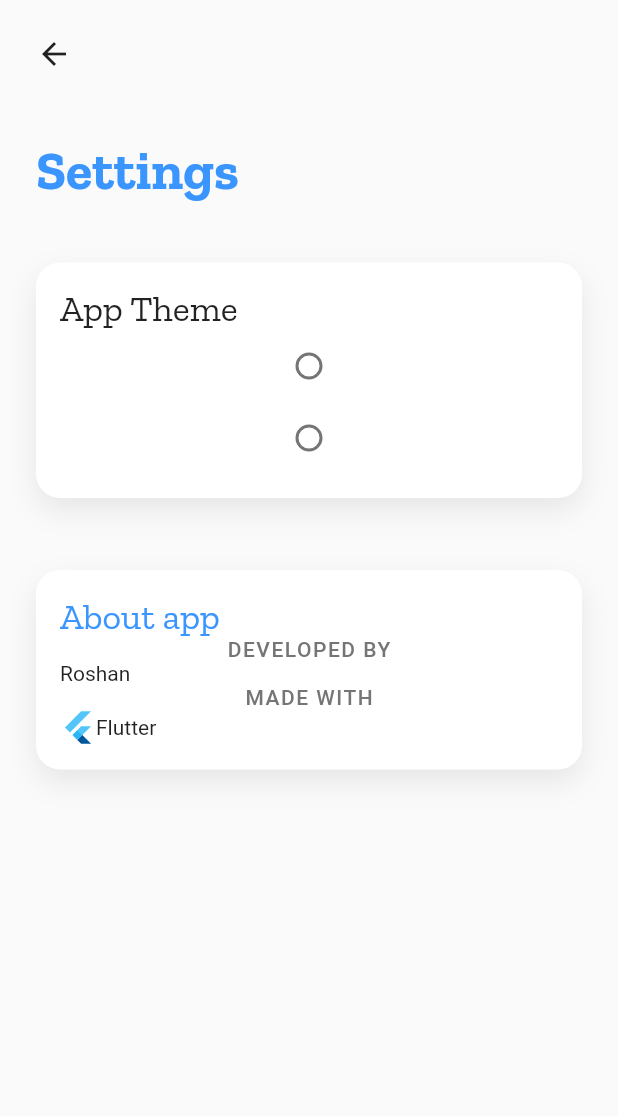
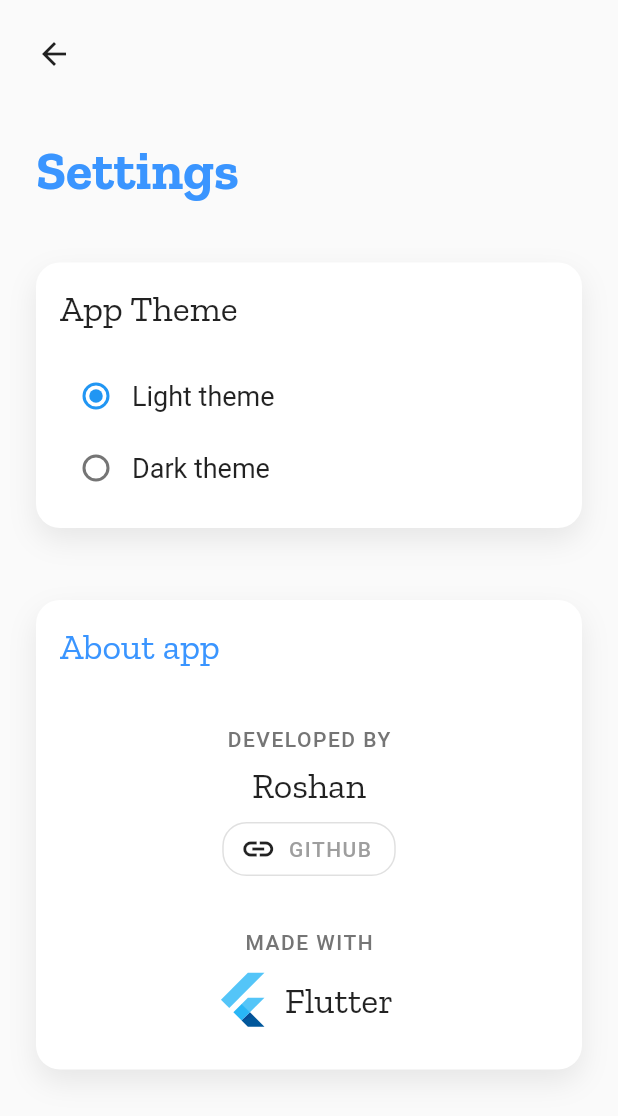
Before and after one commit to roshanrahman/flutter-notes-app, a Flutter app: the SettingsPage screen opened directly, on a phone screen of 412 x 824 dp. Shown: the top 1116 px of the screen. Run offline on Flutter 3.47's test engine with Material 2 defaults, Android fonts, the phone set to English and light mode, and no system bars; our stand-ins replace outline_material_icons, sqflite; accounts and stored records are empty; project files that could hold a hidden picture were left out.

Commit message:
Pushed from computer

```diff
--- a/lib/data/theme.dart
+++ b/lib/data/theme.dart
@@ -4,4 +4,5 @@ Color primaryColor = Color.fromARGB(255, 58, 149, 255);
 Color reallyLightGrey = Colors.grey.withAlpha(25);
 ThemeData appThemeLight =
     ThemeData.light().copyWith(primaryColor: primaryColor);
-ThemeData appThemeDark = ThemeData.dark().copyWith(primaryColor: Colors.white);
+ThemeData appThemeDark = ThemeData.dark()
+    .copyWith(primaryColor: Colors.white, toggleableActiveColor: primaryColor);
--- a/lib/screens/settings.dart
+++ b/lib/screens/settings.dart
@@ -3,15 +3,27 @@ import 'package:flutter/painting.dart';
 import 'package:outline_material_icons/outline_material_icons.dart';
 
 class SettingsPage extends StatefulWidget {
+  Function(Brightness brightness) changeTheme;
   SettingsPage({Key key, Function(Brightness brightness) changeTheme})
-      : super(key: key);
+      : super(key: key) {
+    this.changeTheme = changeTheme;
+  }
   @override
   _SettingsPageState createState() => _SettingsPageState();
 }
 
 class _SettingsPageState extends State<SettingsPage> {
+  String selectedTheme;
   @override
   Widget build(BuildContext context) {
+    setState(() {
+      if (Theme.of(context).brightness == Brightness.dark) {
+        selectedTheme = 'dark';
+      } else {
+        selectedTheme = 'light';
+      }
+    });
+
     return Scaffold(
       body: ListView(
         children: <Widget>[
@@ -34,19 +46,38 @@ class _SettingsPageState extends State<SettingsPage> {
                 child: buildHeaderWidget(context),
               ),
               buildCardWidget(Column(
-                crossAxisAlignment: CrossAxisAlignment.stretch,
+                crossAxisAlignment: CrossAxisAlignment.start,
                 children: <Widget>[
                   Text('App Theme',
                       style: TextStyle(fontFamily: 'ZillaSlab', fontSize: 24)),
-                  Radio(
-                    value: 'light',
-                    groupValue: 'theme',
-                    onChanged: (it) {},
+                  Container(
+                    height: 20,
                   ),
-                  Radio(
-                    value: 'dark',
-                    groupValue: 'theme',
-                    onChanged: (it) {},
+                  Row(
+                    children: <Widget>[
+                      Radio(
+                        value: 'light',
+                        groupValue: selectedTheme,
+                        onChanged: handleThemeSelection,
+                      ),
+                      Text(
+                        'Light theme',
+                        style: TextStyle(fontSize: 18),
+                      )
+                    ],
+                  ),
+                  Row(
+                    children: <Widget>[
+                      Radio(
+                        value: 'dark',
+                        groupValue: selectedTheme,
+                        onChanged: handleThemeSelection,
+                      ),
+                      Text(
+                        'Dark theme',
+                        style: TextStyle(fontSize: 18),
+                      )
+                    ],
                   ),
                 ],
               )),
@@ -58,6 +89,9 @@ class _SettingsPageState extends State<SettingsPage> {
                           fontFamily: 'ZillaSlab',
                           fontSize: 24,
                           color: Theme.of(context).primaryColor)),
+                  Container(
+                    height: 40,
+                  ),
                   Center(
                     child: Text('Developed by'.toUpperCase(),
                         style: TextStyle(
@@ -65,7 +99,31 @@ class _SettingsPageState extends State<SettingsPage> {
                             fontWeight: FontWeight.w500,
                             letterSpacing: 1)),
                   ),
-                  Text('Roshan'),
+                  Center(
+                      child: Padding(
+                    padding: const EdgeInsets.only(top: 8.0, bottom: 4.0),
+                    child: Text(
+                      'Roshan',
+                      style: TextStyle(fontFamily: 'ZillaSlab', fontSize: 24),
+                    ),
+                  )),
+                  Container(
+                    alignment: Alignment.center,
+                    child: OutlineButton.icon(
+                      icon: Icon(OMIcons.link),
+                      label: Text('GITHUB',
+                          style: TextStyle(
+                              fontWeight: FontWeight.w500,
+                              letterSpacing: 1,
+                              color: Colors.grey.shade500)),
+                      shape: RoundedRectangleBorder(
+                          borderRadius: BorderRadius.circular(16)),
+                      onPressed: () {},
+                    ),
+                  ),
+                  Container(
+                    height: 30,
+                  ),
                   Center(
                     child: Text('Made With'.toUpperCase(),
                         style: TextStyle(
@@ -73,9 +131,25 @@ class _SettingsPageState extends State<SettingsPage> {
                             fontWeight: FontWeight.w500,
                             letterSpacing: 1)),
                   ),
-                  Center(
-                    child: Row(
-                      children: <Widget>[FlutterLogo(), Text('Flutter')],
+                  Padding(
+                    padding: const EdgeInsets.all(8.0),
+                    child: Center(
+                      child: Row(
+                        mainAxisAlignment: MainAxisAlignment.center,
+                        children: <Widget>[
+                          FlutterLogo(
+                            size: 40,
+                          ),
+                          Padding(
+                            padding: const EdgeInsets.all(8.0),
+                            child: Text(
+                              'Flutter',
+                              style: TextStyle(
+                                  fontFamily: 'ZillaSlab', fontSize: 24),
+                            ),
+                          )
+                        ],
+                      ),
                     ),
                   ),
                 ],
@@ -90,7 +164,7 @@ class _SettingsPageState extends State<SettingsPage> {
   Widget buildCardWidget(Widget child) {
     return Container(
       decoration: BoxDecoration(
-          color: Colors.white,
+          color: Theme.of(context).dialogBackgroundColor,
           borderRadius: BorderRadius.circular(16),
           boxShadow: [
             BoxShadow(
@@ -117,4 +191,15 @@ class _SettingsPageState extends State<SettingsPage> {
       ),
     );
   }
+
+  void handleThemeSelection(String value) {
+    setState(() {
+      selectedTheme = value;
+    });
+    if (value == 'light') {
+      widget.changeTheme(Brightness.light);
+    } else {
+      widget.changeTheme(Brightness.dark);
+    }
+  }
 }
--- a/pubspec.yaml
+++ b/pubspec.yaml
@@ -14,7 +14,7 @@ description: A new Flutter project.
 version: 1.0.0+1
 
 environment:
-  sdk: ">=2.1.0 <3.0.0"
+  sdk: ">=2.2.2 <3.0.0"
 
 dependencies:
   flutter:
```
Also changed, not shown: lib/screens/home.dart (+52 -5 lines), lib/services/database.dart (+3 -4 lines), pubspec.lock.
